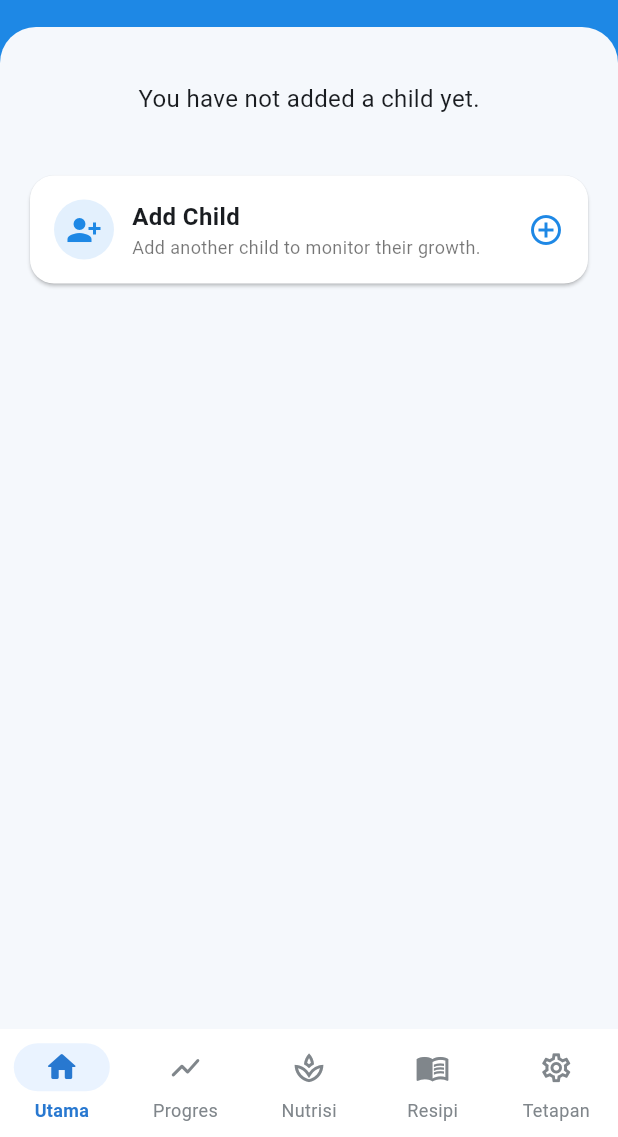
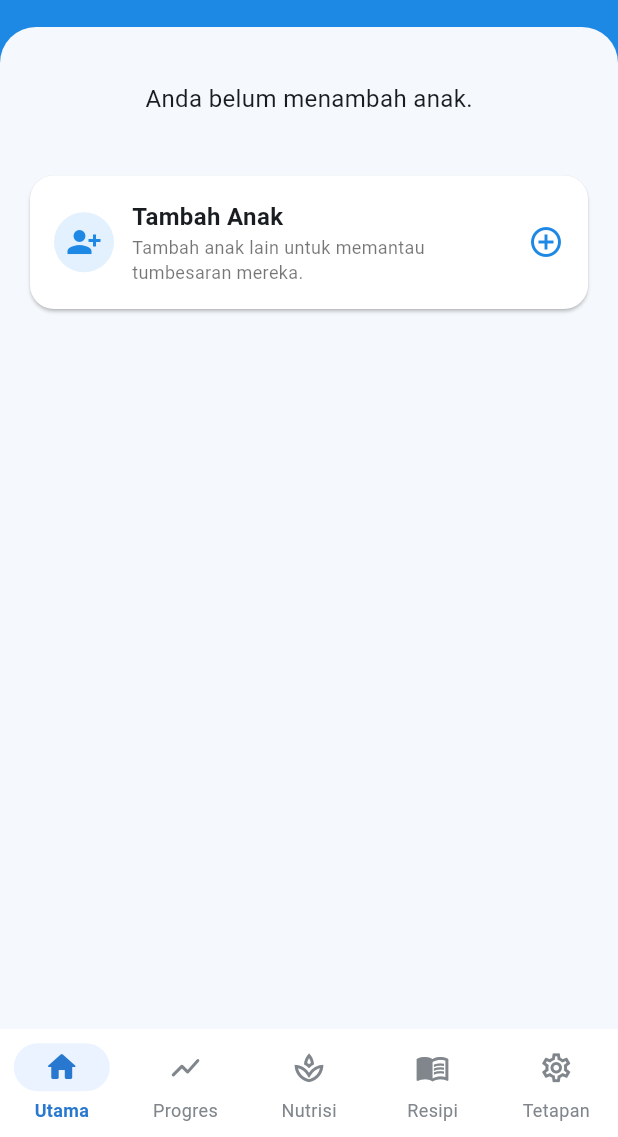
Before and after one commit to nurulizzatihayat/siCILIK, a Flutter app: the screen it shows once a user with an empty profile is signed in, on a phone screen of 412 x 824 dp, the part 99-1236 px from its top. Run offline on Flutter 3.47's test engine with Material 3 defaults, Android fonts, the phone set to English and light mode, and no system bars; our stand-ins replace cloud_firestore, firebase_auth, firebase_core, flutter_local_notifications; accounts and stored records are empty.

Commit message:
Homepage: Bahasa Melayu text, 2x2 quick actions, infographic carousel
- Remove Nutrition Tips and Record Data buttons; show the remaining four
  in a 2x2 grid
- Translate homepage text to Bahasa Melayu (gender shown as
  Lelaki/Perempuan; stored values unchanged)
- Show child's age in months
- Add auto-sliding carousel of 4 infographics above the quick actions
  (assets/carousel/, registered in pubspec.yaml)

Co-Authored-By: Claude Opus 5.5 <noreply@anthropic.com>

```diff
--- a/lib/home.dart
+++ b/lib/home.dart
@@ -1,3 +1,5 @@
+import 'dart:async';
+
 import 'package:flutter/material.dart';
 import 'package:flutter/services.dart';
 
@@ -188,7 +190,7 @@ class _HomeScreenState extends State<HomeScreen> {
 
     final birth = DateTime.tryParse((selectedChild!['birth'] ?? '').toString());
 
-    if (birth == null) return 'Age unavailable';
+    if (birth == null) return 'Umur tidak diketahui';
 
     final now = DateTime.now();
 
@@ -196,12 +198,9 @@ class _HomeScreenState extends State<HomeScreen> {
 
     if (now.day < birth.day) months--;
 
-    if (months < 0) return 'Age unavailable';
+    if (months < 0) return 'Umur tidak diketahui';
 
-    final years = months ~/ 12;
-    final remainingMonths = months % 12;
-
-    return '$years years $remainingMonths months';
+    return '$months bulan';
   }
 
   GrowthStatus get growthStatus {
@@ -235,7 +234,7 @@ class _HomeScreenState extends State<HomeScreen> {
         return StatefulBuilder(
           builder: (context, setDialogState) {
             return AlertDialog(
-              title: Text(existing == null ? 'Add Child' : 'Edit Child'),
+              title: Text(existing == null ? 'Tambah Anak' : 'Kemas Kini Anak'),
               content: SingleChildScrollView(
                 child: Column(
                   mainAxisSize: MainAxisSize.min,
@@ -243,7 +242,7 @@ class _HomeScreenState extends State<HomeScreen> {
                     TextField(
                       controller: nameController,
                       decoration: const InputDecoration(
-                        labelText: "Child's name",
+                        labelText: 'Nama anak',
                         border: OutlineInputBorder(),
                       ),
                     ),
@@ -253,7 +252,7 @@ class _HomeScreenState extends State<HomeScreen> {
                       leading: const Icon(Icons.calendar_month),
                       title: Text(
                         birth == null
-                            ? 'Select date of birth'
+                            ? 'Pilih tarikh lahir'
                             : '${birth!.day}/${birth!.month}/${birth!.year}',
                       ),
                       onTap: () async {
@@ -275,12 +274,12 @@ class _HomeScreenState extends State<HomeScreen> {
                     DropdownButtonFormField<String>(
                       initialValue: sex,
                       decoration: const InputDecoration(
-                        labelText: 'Gender',
+                        labelText: 'Jantina',
                         border: OutlineInputBorder(),
                       ),
                       items: const [
-                        DropdownMenuItem(value: 'boy', child: Text('Boy')),
-                        DropdownMenuItem(value: 'girl', child: Text('Girl')),
+                        DropdownMenuItem(value: 'boy', child: Text('Lelaki')),
+                        DropdownMenuItem(value: 'girl', child: Text('Perempuan')),
                       ],
                       onChanged: (value) {
                         if (value != null) {
@@ -296,7 +295,7 @@ class _HomeScreenState extends State<HomeScreen> {
               actions: [
                 TextButton(
                   onPressed: () => Navigator.pop(dialogContext),
-                  child: const Text('Cancel'),
+                  child: const Text('Batal'),
                 ),
                 ElevatedButton(
                   onPressed: () {
@@ -304,7 +303,7 @@ class _HomeScreenState extends State<HomeScreen> {
                       ScaffoldMessenger.of(dialogContext).showSnackBar(
                         const SnackBar(
                           content: Text(
-                            'Please enter the name and date of birth.',
+                            'Sila masukkan nama dan tarikh lahir.',
                           ),
                         ),
                       );
@@ -318,7 +317,7 @@ class _HomeScreenState extends State<HomeScreen> {
                       'sex': sex,
                     });
                   },
-                  child: Text(existing == null ? 'Add Child' : 'Save'),
+                  child: Text(existing == null ? 'Tambah' : 'Simpan'),
                 ),
               ],
             );
@@ -359,7 +358,7 @@ class _HomeScreenState extends State<HomeScreen> {
 
       if (mounted) {
         ScaffoldMessenger.of(context)
-            .showSnackBar(SnackBar(content: Text('Unable to save child: $e')));
+            .showSnackBar(SnackBar(content: Text('Gagal menyimpan maklumat anak: $e')));
       }
     } finally {
       if (mounted) {
@@ -393,14 +392,14 @@ class _HomeScreenState extends State<HomeScreen> {
                   crossAxisAlignment: CrossAxisAlignment.start,
                   children: [
                     Text(
-                      'Add Child',
+                      'Tambah Anak',
                       style: TextStyle(
                         fontWeight: FontWeight.bold,
                         fontSize: 16,
                       ),
                     ),
                     Text(
-                      'Add another child to monitor their growth.',
+                      'Tambah anak lain untuk memantau tumbesaran mereka.',
                       style: TextStyle(color: Colors.black54, fontSize: 12),
                     ),
                   ],
@@ -446,7 +445,7 @@ class _HomeScreenState extends State<HomeScreen> {
                               ),
                               const SizedBox(height: 12),
                               const Text(
-                                'Unable to load growth data.',
+                                'Gagal memuatkan data tumbesaran.',
                                 style: TextStyle(fontWeight: FontWeight.bold),
                               ),
                               const SizedBox(height: 8),
@@ -454,7 +453,7 @@ class _HomeScreenState extends State<HomeScreen> {
                               const SizedBox(height: 16),
                               ElevatedButton(
                                 onPressed: loadChildren,
-                                child: const Text('Try Again'),
+                                child: const Text('Cuba Lagi'),
                               ),
                             ],
                           ),
@@ -467,7 +466,7 @@ class _HomeScreenState extends State<HomeScreen> {
                           children: [
                             if (children.isNotEmpty) ...[
                               const Text(
-                                'Select Child',
+                                'Pilih Anak',
                                 style: TextStyle(
                                   fontWeight: FontWeight.bold,
                                   fontSize: 16,
@@ -483,7 +482,7 @@ class _HomeScreenState extends State<HomeScreen> {
 
                                   return ChoiceChip(
                                     label: Text(
-                                      c['name']?.toString() ?? 'Child',
+                                      c['name']?.toString() ?? 'Anak',
                                     ),
                                     selected: selected,
                                     onSelected: (_) {
@@ -498,7 +497,11 @@ class _HomeScreenState extends State<HomeScreen> {
                               ProfileCard(
                                 name: selectedChild?['name']?.toString() ?? '',
                                 age: ageText,
-                                gender: selectedChild?['sex']?.toString() ?? '',
+                                gender: switch (selectedChild?['sex']?.toString()) {
+                                  'boy' => 'Lelaki',
+                                  'girl' => 'Perempuan',
+                                  final s => s ?? '',
+                                },
                                 onEditPressed: () {
                                   openChildDialog(existing: selectedChild);
                                 },
@@ -508,7 +511,7 @@ class _HomeScreenState extends State<HomeScreen> {
                                 child: Padding(
                                   padding: EdgeInsets.all(20),
                                   child: Text(
-                                    'You have not added a child yet.',
+                                    'Anda belum menambah anak.',
                                     style: TextStyle(fontSize: 16),
                                   ),
                                 ),
@@ -525,23 +528,23 @@ class _HomeScreenState extends State<HomeScreen> {
                                   children: [
                                     Expanded(
                                       child: MeasurementTile(
-                                        label: 'Height',
+                                        label: 'Tinggi',
                                         value:
                                             latestMeasurement?['height'] == null
                                             ? '--'
                                             : '${(latestMeasurement!['height'] as num).toStringAsFixed(1)} cm',
-                                        subtitle: 'Latest',
+                                        subtitle: 'Terkini',
                                       ),
                                     ),
                                     const VerticalDivider(width: 1),
                                     Expanded(
                                       child: MeasurementTile(
-                                        label: 'Weight',
+                                        label: 'Berat',
                                         value:
                                             latestMeasurement?['weight'] == null
                                             ? '--'
                                             : '${(latestMeasurement!['weight'] as num).toStringAsFixed(1)} kg',
-                                        subtitle: 'Latest',
+                                        subtitle: 'Terkini',
                                       ),
                                     ),
                                     const VerticalDivider(width: 1),
@@ -566,7 +569,7 @@ class _HomeScreenState extends State<HomeScreen> {
                                                                   .toDouble() /
                                                               100)))
                                                   .toStringAsFixed(1),
-                                        subtitle: 'Calculated',
+                                        subtitle: 'Dikira',
                                       ),
                                     ),
                                   ],
@@ -574,7 +577,7 @@ class _HomeScreenState extends State<HomeScreen> {
                               ),
                               const SizedBox(height: 24),
                               const Text(
-                                'Growth Status (Height-for-Age)',
+                                'Status Tumbesaran (Tinggi Mengikut Umur)',
                                 style: TextStyle(
                                   fontSize: 18,
                                   fontWeight: FontWeight.bold,
@@ -585,59 +588,57 @@ class _HomeScreenState extends State<HomeScreen> {
                                 GrowthStatusCard(
                                   title: growthStatus.title,
                                   zScoreText:
-                                      'Height-for-Age Z-score (HAZ): ${haz!.toStringAsFixed(1)}',
+                                      'Skor-Z Tinggi Mengikut Umur (HAZ): ${haz!.toStringAsFixed(1)}',
                                   rangeText: growthStatus.rangeText,
                                   color: growthStatus.color,
                                 )
                               else
                                 const Text(
-                                  'Growth status is unavailable. Check the birth date, measurement and WHO growth data.',
+                                  'Status tumbesaran tidak tersedia. Sila semak tarikh lahir, ukuran dan data tumbesaran WHO.',
                                   style: TextStyle(color: Colors.black54),
                                 ),
                               const SizedBox(height: 12),
                               const RecommendedActionCard(
-                                message: 'Provide nutritious meals and monitor growth regularly. Consult a healthcare professional for further assessment.',
+                                message: 'Sediakan makanan berkhasiat dan pantau tumbesaran secara berkala. Dapatkan nasihat profesional kesihatan untuk penilaian lanjut.',
+                              ),
+                              const SizedBox(height: 20),
+                              const HomeCarousel(
+                                images: [
+                                  'assets/carousel/Tip Bantut.png',
+                                  'assets/carousel/Tip KZM.png',
+                                  'assets/carousel/Keperluan Tidur_.png',
+                                  'assets/carousel/Keperluan Aktiviti Fizikal.png',
+                                ],
                               ),
                               const SizedBox(height: 20),
                               GridView.count(
-                                crossAxisCount: 3,
+                                crossAxisCount: 2,
+                                childAspectRatio: 1.6,
                                 shrinkWrap: true,
                                 physics: const NeverScrollableScrollPhysics(),
                                 mainAxisSpacing: 12,
                                 crossAxisSpacing: 12,
                                 children: [
                                   QuickActionButton(
-                                    label: 'Growth Chart',
+                                    label: 'Carta Tumbesaran',
                                     icon: Icons.bar_chart,
                                     color: const Color(0xFF1E88E5),
                                     onTap: () => widget.onNavigate(1),
                                   ),
                                   QuickActionButton(
-                                    label: 'Meal Plan',
+                                    label: 'Pelan Makanan',
                                     icon: Icons.restaurant,
                                     color: const Color(0xFF2EA862),
                                     onTap: () => widget.onNavigate(2),
                                   ),
                                   QuickActionButton(
-                                    label: 'Nutrition Tips',
-                                    icon: Icons.list_alt,
-                                    color: const Color(0xFFFF6A2B),
-                                    onTap: () => widget.onNavigate(2),
-                                  ),
-                                  QuickActionButton(
-                                    label: 'Healthy Recipes',
+                                    label: 'Resipi Sihat',
                                     icon: Icons.menu_book,
                                     color: const Color(0xFF7E57C2),
                                     onTap: () => widget.onNavigate(3),
                                   ),
                                   QuickActionButton(
-                                    label: 'Record Data',
-                                    icon: Icons.edit_calendar,
-                                    color: const Color(0xFFE8456B),
-                                    onTap: () => widget.onNavigate(1),
-                                  ),
-                                  QuickActionButton(
-                                    label: 'Settings',
+                                    label: 'Tetapan',
                                     icon: Icons.settings,
                                     color: const Color(0xFF607D8B),
                                     onTap: () => widget.onNavigate(4),
@@ -710,18 +711,18 @@ class _Header extends StatelessWidget {
 
 enum GrowthStatus {
   normal(
-    'Normal Growth',
-    'Within normal range (HAZ ≥ -2 SD)',
+    'Tumbesaran Normal',
+    'Dalam julat normal (HAZ ≥ -2 SD)',
     Color(0xFF2E9E5B),
   ),
   stunting(
-    'Stunting Detected',
-    'Below -2 SD (Stunting range)',
+    'Bantut Dikesan',
+    'Bawah -2 SD (julat bantut)',
     Color(0xFFD32F2F),
   ),
   severeStunting(
-    'Severe Stunting Detected',
-    'Below -3 SD (Severe stunting range)',
+    'Bantut Teruk Dikesan',
+    'Bawah -3 SD (julat bantut teruk)',
     Color(0xFFB71C1C),
   );
 
@@ -758,13 +759,13 @@ class ChildProfile {
     name: 'Adam',
     ageYears: 4,
     ageMonths: 2,
-    gender: 'Boy',
+    gender: 'Lelaki',
     heightCm: 92.0,
     weightKg: 13.5,
     haz: -2.4,
   );
 
-  String get ageText => '$ageYears years $ageMonths months';
+  String get ageText => '$ageYears tahun $ageMonths bulan';
 
   double get bmi => weightKg / ((heightCm / 100) * (heightCm / 100));
 
@@ -976,7 +977,7 @@ class RecommendedActionCard extends StatelessWidget {
               crossAxisAlignment: CrossAxisAlignment.start,
               children: [
                 const Text(
-                  'Recommended Action',
+                  'Tindakan Disyorkan',
                   style: TextStyle(fontSize: 16, fontWeight: FontWeight.bold),
                 ),
                 const SizedBox(height: 4),
@@ -1037,7 +1038,7 @@ class ProfileCard extends StatelessWidget {
         TextButton.icon(
           onPressed: onEditPressed,
           icon: const Icon(Icons.edit, size: 16),
-          label: const Text('Edit Profile'),
+          label: const Text('Kemas Kini Profil'),
           style: TextButton.styleFrom(
             foregroundColor: const Color(0xFF1E88E5),
             backgroundColor: const Color(0xFFE3F0FD),
@@ -1050,3 +1051,106 @@ class ProfileCard extends StatelessWidget {
     );
   }
 }
+
+/// Auto-sliding carousel of tall infographic images, shown whole (no cropping).
+class HomeCarousel extends StatefulWidget {
+  final List<String> images;
+  final Duration interval;
+
+  const HomeCarousel({
+    super.key,
+    required this.images,
+    this.interval = const Duration(seconds: 5),
+  });
+
+  @override
+  State<HomeCarousel> createState() => _HomeCarouselState();
+}
+
+class _HomeCarouselState extends State<HomeCarousel> {
+  final _controller = PageController();
+  Timer? _timer;
+  int _page = 0;
+
+  @override
+  void initState() {
+    super.initState();
+    _restartTimer();
+  }
+
+  // Restarted after every page change so a manual swipe gets a full interval.
+  void _restartTimer() {
+    _timer?.cancel();
+    if (widget.images.length < 2) return;
+    _timer = Timer(widget.interval, () {
+      if (!mounted || !_controller.hasClients) return;
+      _controller.animateToPage(
+        (_page + 1) % widget.images.length,
+        duration: const Duration(milliseconds: 400),
+        curve: Curves.easeInOut,
+      );
+    });
+  }
+
+  @override
+  void dispose() {
+    _timer?.cancel();
+    _controller.dispose();
+    super.dispose();
+  }
+
+  @override
+  Widget build(BuildContext context) {
+    final dpr = MediaQuery.devicePixelRatioOf(context);
+
+    return Column(
+      children: [
+        // Images are 2:3 portrait; match that so they fill the slide exactly.
+        AspectRatio(
+          aspectRatio: 2 / 3,
+          child: ClipRRect(
+            borderRadius: BorderRadius.circular(16),
+            child: LayoutBuilder(
+              builder: (context, constraints) => PageView.builder(
+                controller: _controller,
+                itemCount: widget.images.length,
+                onPageChanged: (i) {
+                  setState(() => _page = i);
+                  _restartTimer();
+                },
+                itemBuilder: (context, i) => ColoredBox(
+                  color: Colors.white,
+                  child: Image.asset(
+                    widget.images[i],
+                    fit: BoxFit.contain,
+                    // Decode at display size; the source files are ~2 MB each.
+                    cacheWidth: (constraints.maxWidth * dpr).round(),
+                  ),
+                ),
+              ),
+            ),
+          ),
+        ),
+        const SizedBox(height: 10),
+        Row(
+          mainAxisAlignment: MainAxisAlignment.center,
+          children: [
+            for (var i = 0; i < widget.images.length; i++)
+              AnimatedContainer(
+                duration: const Duration(milliseconds: 250),
+                margin: const EdgeInsets.symmetric(horizontal: 4),
+                width: i == _page ? 20 : 8,
+                height: 8,
+                decoration: BoxDecoration(
+                  color: i == _page
+                      ? const Color(0xFF1E88E5)
+                      : Colors.black26,
+                  borderRadius: BorderRadius.circular(4),
+                ),
+              ),
+          ],
+        ),
+      ],
+    );
+  }
+}
--- a/pubspec.yaml
+++ b/pubspec.yaml
@@ -76,6 +76,7 @@ flutter:
     - assets/recipe/Perbezaan Harga Nuget.png
     - assets/recipe/Perbezaan Harga Sosej.png
     - assets/sicilik-logo.png
+    - assets/carousel/
   #   - images/a_dot_ham.jpeg
 
   # An image asset can refer to one or more resolution-specific "variants", see
```
Also changed, not shown: assets/carousel/Keperluan Aktiviti Fizikal.png (added), assets/carousel/Keperluan Tidur_.png (added), assets/carousel/Tip Bantut.png (added), assets/carousel/Tip KZM.png (added).
